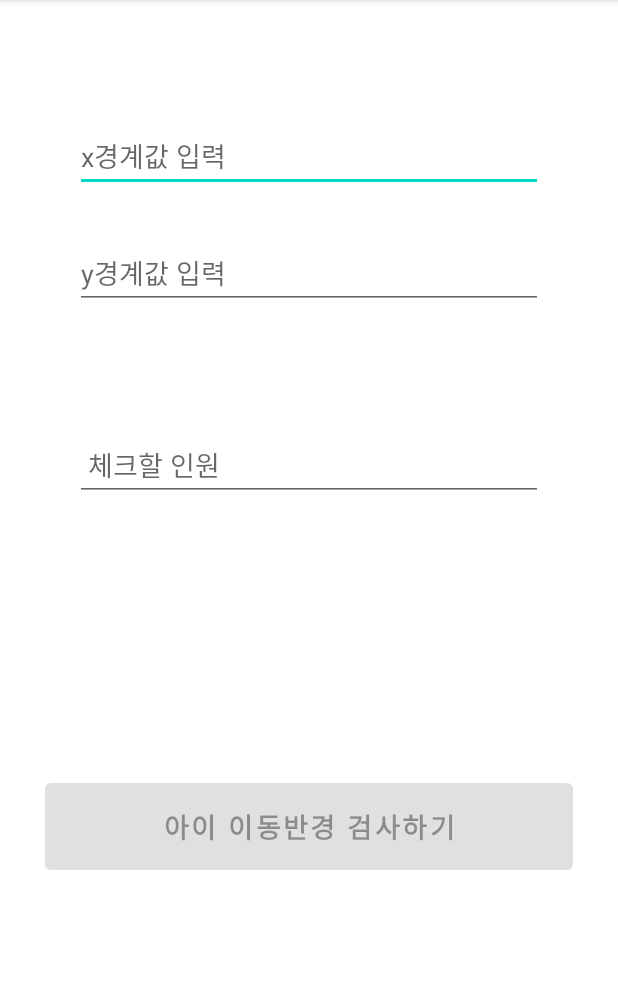
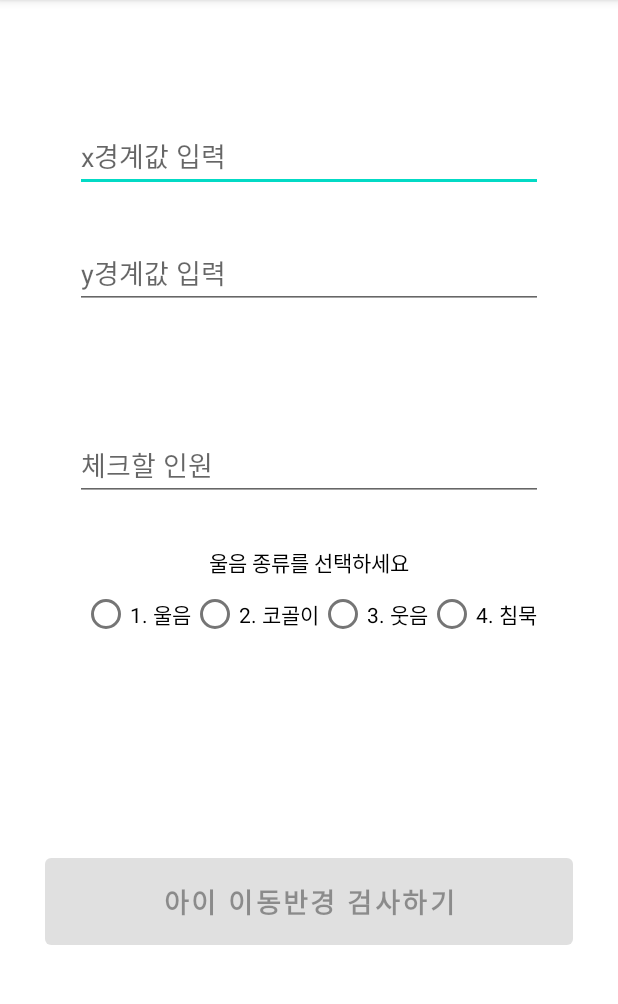
Before and after one commit to simmons-testbed/simmons-testbed-android, an Android app: the screen it shows after launch (MainActivity), on a phone screen of 412 x 824 dp, the part 84-1088 px from its top. Run offline under Robolectric (Android 15) with nearby library versions, the phone set to English and light mode, and no system bars; our stand-ins replace Dagger/Hilt's generated code, data binding.

Commit message:
[ADD] 소리 관련 뷰를 레이아웃에 추가

```diff
--- /dev/null
+++ b/app/src/main/res/drawable/ic_baseline_play_circle_24.xml
@@ -0,0 +1,10 @@
+<vector xmlns:android="http://schemas.android.com/apk/res/android"
+    android:width="24dp"
+    android:height="24dp"
+    android:viewportWidth="24"
+    android:viewportHeight="24"
+    android:tint="?attr/colorControlNormal">
+  <path
+      android:fillColor="@android:color/white"
+      android:pathData="M12,2C6.48,2 2,6.48 2,12s4.48,10 10,10s10,-4.48 10,-10S17.52,2 12,2zM9.5,16.5v-9l7,4.5L9.5,16.5z"/>
+</vector>
--- a/app/src/main/res/layout/activity_main.xml
+++ b/app/src/main/res/layout/activity_main.xml
@@ -40,11 +40,65 @@
             android:layout_width="0dp"
             android:layout_height="wrap_content"
             android:layout_marginTop="80dp"
-            android:hint=" 체크할 인원"
+            android:hint="체크할 인원"
             android:inputType="number"
             app:layout_constraintEnd_toEndOf="@id/et_bound_x"
             app:layout_constraintStart_toStartOf="@id/et_bound_x"
             app:layout_constraintTop_toBottomOf="@id/et_bound_y" />
+
+        <TextView
+            android:id="@+id/tv_cry"
+            android:layout_width="wrap_content"
+            android:layout_height="wrap_content"
+            android:layout_marginTop="30dp"
+            android:text="울음 종류를 선택하세요"
+            android:textColor="@color/black"
+            app:layout_constraintEnd_toEndOf="parent"
+            app:layout_constraintStart_toStartOf="parent"
+            app:layout_constraintTop_toBottomOf="@id/et_store_num" />
+
+        <RadioGroup
+            android:id="@+id/rg_cry_select"
+            android:layout_width="wrap_content"
+            android:layout_height="wrap_content"
+            android:orientation="horizontal"
+            app:layout_constraintEnd_toEndOf="parent"
+            app:layout_constraintStart_toStartOf="parent"
+            app:layout_constraintTop_toBottomOf="@id/tv_cry">
+
+            <RadioButton
+                android:layout_width="wrap_content"
+                android:layout_height="wrap_content"
+                android:text="1. 울음" />
+
+            <RadioButton
+                android:layout_width="wrap_content"
+                android:layout_height="wrap_content"
+                android:text="2. 코골이" />
+
+            <RadioButton
+                android:layout_width="wrap_content"
+                android:layout_height="wrap_content"
+                android:text="3. 웃음" />
+
+            <RadioButton
+                android:layout_width="wrap_content"
+                android:layout_height="wrap_content"
+                android:text="4. 침묵" />
+        </RadioGroup>
+
+        <TextView
+            android:id="@+id/iv_cry_play"
+            android:layout_width="wrap_content"
+            android:layout_height="wrap_content"
+            android:layout_marginTop="10dp"
+            android:text="선택한 울음소리 재생하기"
+            android:visibility="invisible"
+            app:drawableEndCompat="@drawable/ic_baseline_play_circle_24"
+            app:drawableTint="@color/black"
+            app:layout_constraintEnd_toEndOf="parent"
+            app:layout_constraintStart_toStartOf="parent"
+            app:layout_constraintTop_toBottomOf="@id/rg_cry_select" />
 
         <Button
             android:id="@+id/btn_set_bound"
@@ -58,7 +112,7 @@
             app:layout_constraintBottom_toBottomOf="parent"
             app:layout_constraintEnd_toEndOf="parent"
             app:layout_constraintStart_toStartOf="parent"
-            app:layout_constraintTop_toBottomOf="@id/et_store_num" />
+            app:layout_constraintTop_toBottomOf="@id/rg_cry_select" />
 
         <TextView
             android:id="@+id/tv_check_result_time"
@@ -83,5 +137,17 @@
             app:layout_constraintEnd_toEndOf="parent"
             app:layout_constraintStart_toStartOf="parent"
             app:layout_constraintTop_toBottomOf="@id/tv_check_result_time" />
+
+        <TextView
+            android:id="@+id/tv_cry_result"
+            android:layout_width="wrap_content"
+            android:layout_height="wrap_content"
+            android:layout_marginTop="10dp"
+            android:text="울음소리 결과"
+            android:textSize="16sp"
+            android:visibility="invisible"
+            app:layout_constraintEnd_toEndOf="parent"
+            app:layout_constraintStart_toStartOf="parent"
+            app:layout_constraintTop_toBottomOf="@id/tv_check_result" />
     </androidx.constraintlayout.widget.ConstraintLayout>
 </layout>
```
